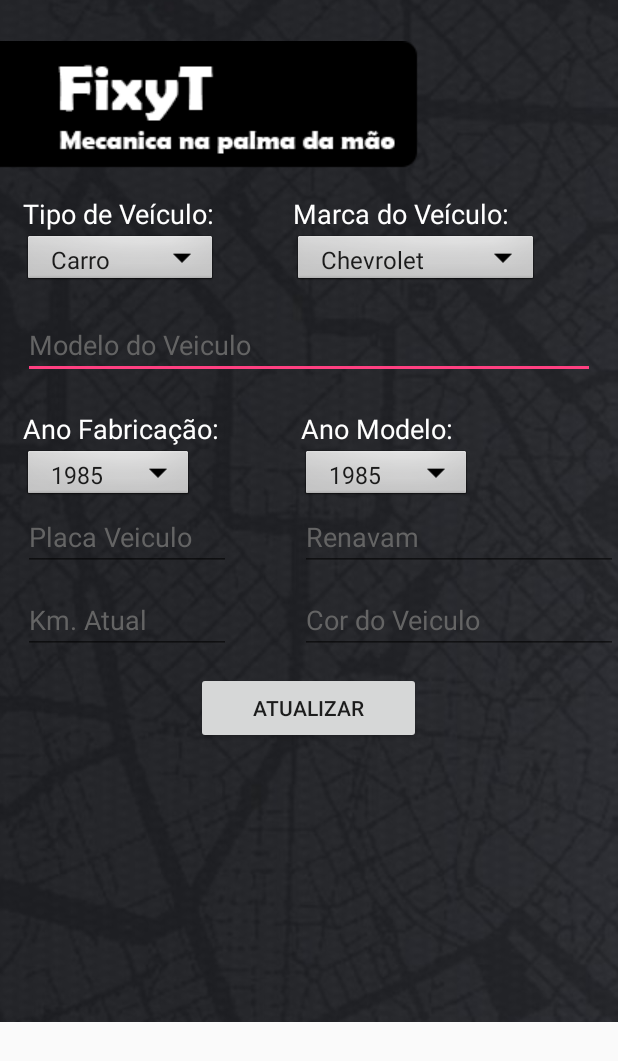
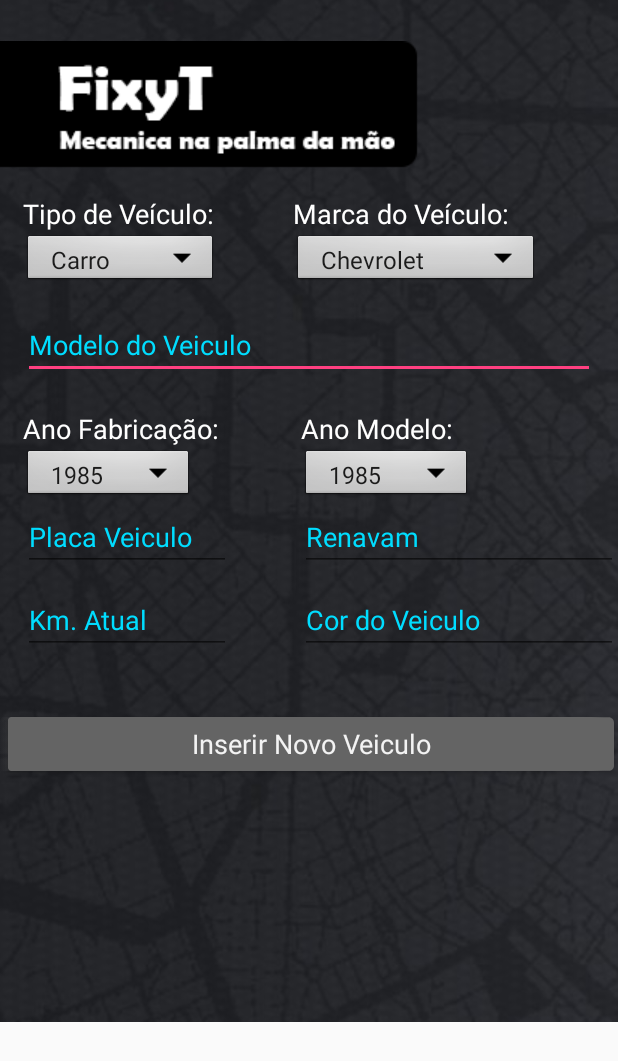
Before and after one commit to diogoguilhen/Fixyt, an Android app: the TrocarCarro screen opened directly, with no data from a screen before it, on a phone screen of 412 x 824 dp. Shown: the top 1061 px of the screen. Run offline under Robolectric (Android 15) with nearby library versions, the phone set to English and light mode, and no system bars; our stand-ins replace Firebase (no records; nobody signed in at launch, a user with empty details on screens opened directly).

Commit message:
Finalizando TCC

```diff
--- a/app/src/main/java/fixyt/fixyt/Main.java
+++ b/app/src/main/java/fixyt/fixyt/Main.java
@@ -48,7 +48,6 @@ public class Main extends AppCompatActivity implements View.OnClickListener{
             startActivity(new Intent(this, Login.class));
         }
         if(v == perfilUser){
-            finish();
             startActivity(new Intent(this, Perfil.class));
         }
         if(v == pedirAuxilio){
--- a/app/src/main/res/layout/activity_trocar_carro.xml
+++ b/app/src/main/res/layout/activity_trocar_carro.xml
@@ -116,17 +116,17 @@
             android:orientation="horizontal">
 
             <EditText
-                android:layout_margin="15dp"
                 android:id="@+id/campoModeloVeiculo"
-                android:hint="Modelo do Veiculo"
                 android:layout_width="match_parent"
                 android:layout_height="wrap_content"
                 android:layout_gravity="center_vertical"
-                android:textColorLink="@android:color/holo_blue_dark"
-                android:textColorHint="@color/colorPrimaryDark"
+                android:layout_margin="15dp"
+                android:hint="Modelo do Veiculo"
+                android:inputType="text"
+                android:textColor="@android:color/white"
                 android:textColorHighlight="@android:color/background_light"
-                android:textColor="@android:color/white"
-                android:inputType="text" />
+                android:textColorHint="@android:color/holo_blue_bright"
+                android:textColorLink="@android:color/holo_blue_dark" />
 
         </LinearLayout>
 
@@ -209,31 +209,31 @@
                 android:orientation="vertical">
 
                 <EditText
+                    android:id="@+id/campoPlacaVeiculo"
+                    android:layout_width="155dp"
+                    android:layout_height="wrap_content"
                     android:layout_marginLeft="15dp"
-                    android:id="@+id/campoPlacaVeiculo"
                     android:hint="Placa Veiculo"
                     android:inputType="text"
                     android:maxLength="8"
-                    android:layout_width="155dp"
-                    android:layout_height="wrap_content"
-                    android:textColorLink="@android:color/holo_blue_dark"
-                    android:textColorHint="@color/colorPrimaryDark"
+                    android:textColor="@android:color/white"
                     android:textColorHighlight="@android:color/background_light"
-                    android:textColor="@android:color/white" />
+                    android:textColorHint="@android:color/holo_blue_bright"
+                    android:textColorLink="@android:color/holo_blue_dark" />
 
             </LinearLayout>
 
             <EditText
-                android:layout_marginLeft="50dp"
                 android:id="@+id/campoRenavam"
-                android:hint="Renavam"
                 android:layout_width="match_parent"
                 android:layout_height="wrap_content"
-                android:textColorLink="@android:color/holo_blue_dark"
-                android:textColorHint="@color/colorPrimaryDark"
+                android:layout_marginLeft="50dp"
+                android:hint="Renavam"
+                android:inputType="number"
+                android:textColor="@android:color/white"
                 android:textColorHighlight="@android:color/background_light"
-                android:textColor="@android:color/white"
-                android:inputType="number" />
+                android:textColorHint="@android:color/holo_blue_bright"
+                android:textColorLink="@android:color/holo_blue_dark" />
 
 
 
@@ -252,30 +252,30 @@
                 android:orientation="vertical">
 
                 <EditText
+                    android:id="@+id/campoKmVeiculo"
+                    android:layout_width="155dp"
+                    android:layout_height="wrap_content"
                     android:layout_marginLeft="15dp"
-                    android:id="@+id/campoKmVeiculo"
                     android:hint="Km. Atual"
                     android:inputType="number"
-                    android:layout_width="155dp"
-                    android:layout_height="wrap_content"
-                    android:textColorLink="@android:color/holo_blue_dark"
-                    android:textColorHint="@color/colorPrimaryDark"
+                    android:textColor="@android:color/white"
                     android:textColorHighlight="@android:color/background_light"
-                    android:textColor="@android:color/white" />
+                    android:textColorHint="@android:color/holo_blue_bright"
+                    android:textColorLink="@android:color/holo_blue_dark" />
 
             </LinearLayout>
 
             <EditText
-                android:layout_marginLeft="50dp"
                 android:id="@+id/campoCorVeiculo"
-                android:hint="Cor do Veiculo"
                 android:layout_width="match_parent"
                 android:layout_height="wrap_content"
-                android:textColorLink="@android:color/holo_blue_dark"
-                android:textColorHint="@color/colorPrimaryDark"
+                android:layout_marginLeft="50dp"
+                android:hint="Cor do Veiculo"
+                android:inputType="text"
+                android:textColor="@android:color/white"
                 android:textColorHighlight="@android:color/background_light"
-                android:textColor="@android:color/white"
-                android:inputType="text" />
+                android:textColorHint="@android:color/holo_blue_bright"
+                android:textColorLink="@android:color/holo_blue_dark" />
 
 
 
@@ -286,11 +286,13 @@
 
     <Button
         android:id="@+id/botAtualizar"
-        android:text="Atualizar"
-        android:layout_width="150dp"
+        style="@android:style/Widget.Holo.Button.Inset"
+        android:layout_width="match_parent"
         android:layout_height="wrap_content"
-        android:layout_marginTop="12dp"
         android:layout_below="@+id/linearLayout2"
-        android:layout_centerHorizontal="true" />
+        android:layout_centerHorizontal="true"
+        android:layout_marginTop="38dp"
+        android:backgroundTint="@color/colorPrimaryDark"
+        android:text="Inserir Novo Veiculo" />
 
 </RelativeLayout>
```
Also changed, not shown: app/src/main/java/fixyt/fixyt/Auxilio.java (+7 -1 lines), app/src/main/res/layout/activity_auxilio.xml (+17 -6 lines), app/src/main/res/layout/activity_perfil.xml (+26 -16 lines).
